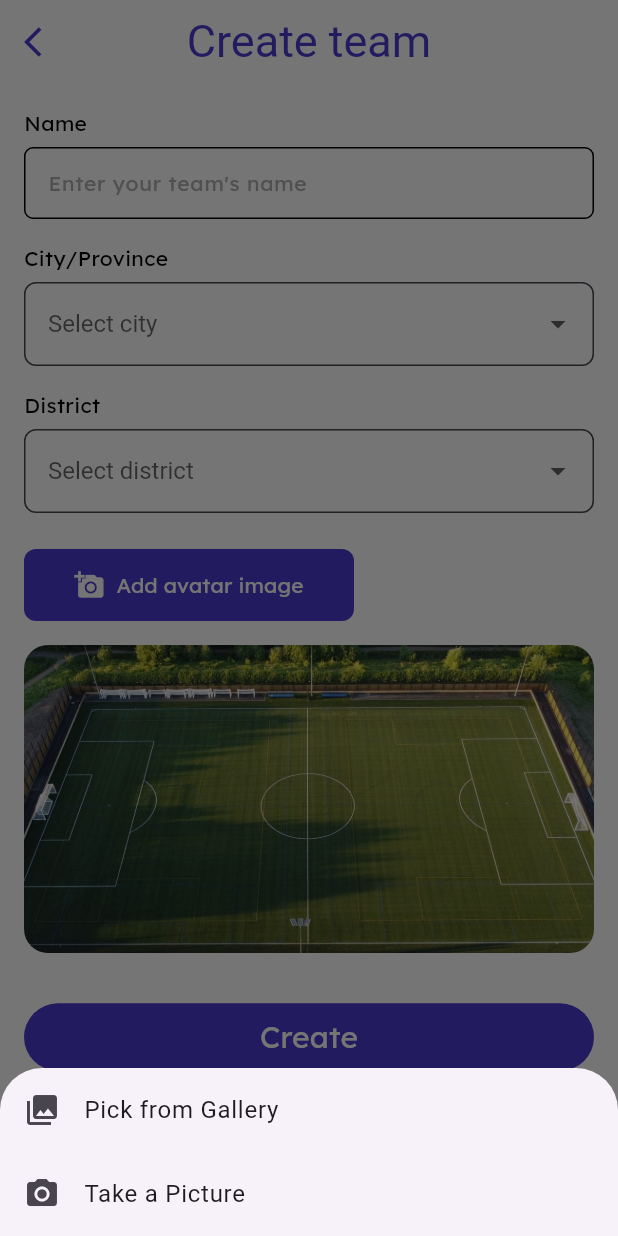
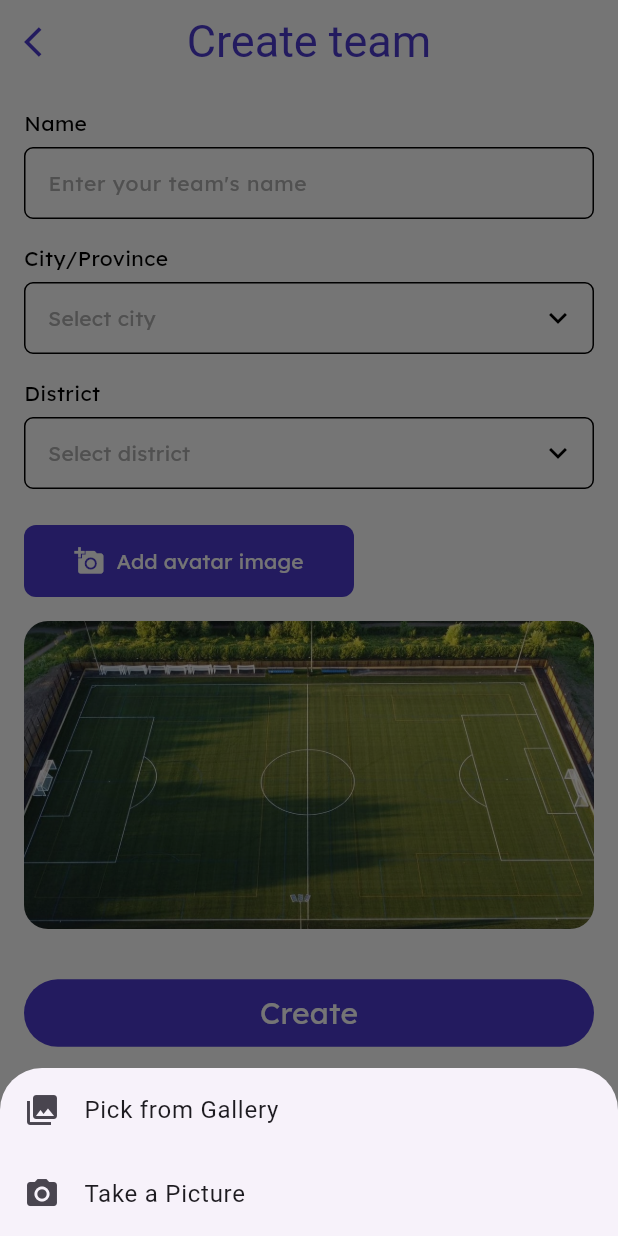
Before and after one commit to LilMeen/CSC13002-Sportifind, a Flutter app: the CreateTeamScreen screen opened directly, after a tap on "Select city", after a tap on "Add avatar image", on a phone screen of 412 x 824 dp. Run offline on Flutter 3.47's test engine with Material 3 defaults, Android fonts, the light colour scheme and no system bars; our stand-ins replace cloud_firestore, diacritic, firebase_auth, firebase_core, firebase_storage, get_it and 7 more; missing offline and left inert: string_similarity; accounts and stored records are empty; network calls fail; Roboto replaces fonts that are missing (Rowdies).

Commit message:
update new city, district dropdown

```diff
--- a/lib/core/theme/sportifind_theme.dart
+++ b/lib/core/theme/sportifind_theme.dart
@@ -477,4 +477,16 @@ class SportifindTheme {
     fontSize: 14,
     color: bluePurple,
   );
+
+  static TextStyle smallTextSmokeScreen = GoogleFonts.lexend(
+    fontWeight: FontWeight.normal,
+    fontSize: 14,
+    color: smokeScreen,
+  );
+
+  static TextStyle smallTextBlack = GoogleFonts.lexend(
+    fontWeight: FontWeight.normal,
+    fontSize: 14,
+    color: Colors.black,
+  );
 }
--- a/lib/core/widgets/city_dropdown.dart
+++ b/lib/core/widgets/city_dropdown.dart
@@ -2,8 +2,9 @@ import 'package:flutter/material.dart';
 import 'package:http/http.dart' as http;
 import 'dart:convert';
 import 'package:diacritic/diacritic.dart';
+import 'package:sportifind/core/theme/sportifind_theme.dart';
+import 'package:sportifind/core/widgets/custom_form_dropdown.dart';
 import 'package:sportifind/core/widgets/general_dropdown.dart';
-import 'package:sportifind/features/stadium/presentations/widgets/stadium_form_dropdown.dart';
 
 class CityDropdown extends StatefulWidget {
   final String selectedCity;
@@ -17,7 +18,7 @@ class CityDropdown extends StatefulWidget {
     required this.selectedCity,
     required this.onChanged,
     required this.citiesNameAndId,
-    this.fillColor = Colors.white,
+    this.fillColor = SportifindTheme.whiteSmoke,
     this.type = 'genearal',
   });
 
@@ -57,22 +58,26 @@ class _CityDropdownState extends State<CityDropdown> {
     return input.replaceAll(RegExp(r'\s+'), ' ');
   }
 
+
 Future<void> _fetchCities() async {
   setState(() {
     _isLoading = true;
   });
   try {
-      final response =
-          await http.get(Uri.parse('https://vapi.vnappmob.com/api/province'));
+    final response = await http.get(
+      Uri.parse('https://provinces.open-api.vn/api/?depth=1'),
+    );
+
     if (response.statusCode == 200) {
-        final List<dynamic> data = json.decode(response.body)['results'];
+      final String utf8Body = utf8.decode(response.bodyBytes);
+      final List<dynamic> data = json.decode(utf8Body);
+
       setState(() {
         for (var item in data) {
-            final String provinceName =
-                eraseType(removeDiacritics(item['province_name'] as String));
-            final String provinceId = item['province_id'] as String;
-            _cities.add(provinceName);
-            widget.citiesNameAndId[provinceName] = provinceId;
+          final String cityName = eraseType(removeDiacritics(item['name'] as String));
+          final String cityId = item['code'].toString(); // 'code' is the city's ID
+          _cities.add(cityName);
+          widget.citiesNameAndId[cityName] = cityId;
         }
         _citiesCache = _cities;
         _citiesNameAndIdCache = widget.citiesNameAndId;
@@ -91,11 +96,12 @@ class _CityDropdownState extends State<CityDropdown> {
     });
   }
 }
+///////////////////////////////////////////////////////////////
 
   @override
   Widget build(BuildContext context) {
-    if (widget.type == 'stadium form') {
-      return StadiumFormDropdown(
+    if (widget.type == 'custom form') {
+      return CustomFormDropdown(
         selectedValue: widget.selectedCity,
         hint: 'Select city',
         items: _cities,
--- /dev/null
+++ b/lib/core/widgets/custom_form_dropdown.dart
@@ -0,0 +1,95 @@
+import 'package:flutter/material.dart';
+import 'package:sportifind/core/theme/sportifind_theme.dart';
+import 'package:sportifind/core/widgets/form/custom_form.dart';
+
+class CustomFormDropdown extends StatefulWidget {
+  final String selectedValue;
+  final String hint;
+  final List<String> items;
+  final ValueChanged<String?> onChanged;
+  final Color fillColor;
+  final bool isLoading;
+  final String validatorText;
+
+  const CustomFormDropdown({
+    super.key,
+    required this.selectedValue,
+    required this.hint,
+    required this.items,
+    required this.onChanged,
+    required this.validatorText,
+    this.fillColor = SportifindTheme.whiteSmoke,
+    this.isLoading = false,
+  });
+
+  @override
+  State<CustomFormDropdown> createState() => _CustomFormDropdownState();
+}
+
+class _CustomFormDropdownState extends State<CustomFormDropdown> {
+  @override
+  Widget build(BuildContext context) {
+    return LayoutBuilder(
+      builder: (context, constraints) {
+        return DropdownButtonFormField<String>(
+          value: widget.selectedValue.isEmpty ? null : widget.selectedValue,
+          hint: Text(
+            widget.hint,
+            style: SportifindTheme.smallTextSmokeScreen,
+          ),
+          isExpanded: true,
+          items: [
+                DropdownMenuItem(
+                  value: '',
+                  child: Text(
+                    widget.hint,
+                    style: SportifindTheme.smallTextSmokeScreen,
+                  ),
+                )
+              ] +
+              widget.items.map((item) {
+                return DropdownMenuItem(
+                  value: item,
+                  child: SizedBox(
+                    width: constraints.maxWidth -
+                        48, // Adjust this value as needed
+                    child: Text(
+                      item,
+                      style: SportifindTheme.smallTextBlack,
+                      overflow: TextOverflow.ellipsis,
+                      softWrap: false,
+                    ),
+                  ),
+                );
+              }).toList(),
+          onChanged: widget.isLoading ? null : widget.onChanged,
+          decoration: CustomForm().customInputDecoration('').copyWith(
+            filled: true,
+            fillColor: widget.fillColor,
+          ),
+          dropdownColor: widget.fillColor,
+          icon: widget.isLoading
+              ? SizedBox(
+                  width: 20,
+                  height: 20,
+                  child: CircularProgressIndicator(
+                    backgroundColor: SportifindTheme.bluePurple,
+                    color: Colors.white,
+                  ),
+                )
+              : const Icon(
+                  Icons.expand_more,
+                  color: Colors.black,
+                ),
+          iconSize: 24,
+          validator: (value) {
+        if (value == null || value.isEmpty) {
+          return widget.validatorText;
+        }
+        return null;
+      },
+        );
+      },
+    );
+  }
+}
```
Also changed, not shown: lib/core/widgets/district_dropdown.dart (+26 -10 lines). Lines whose indentation alone changed are shown as unchanged.
